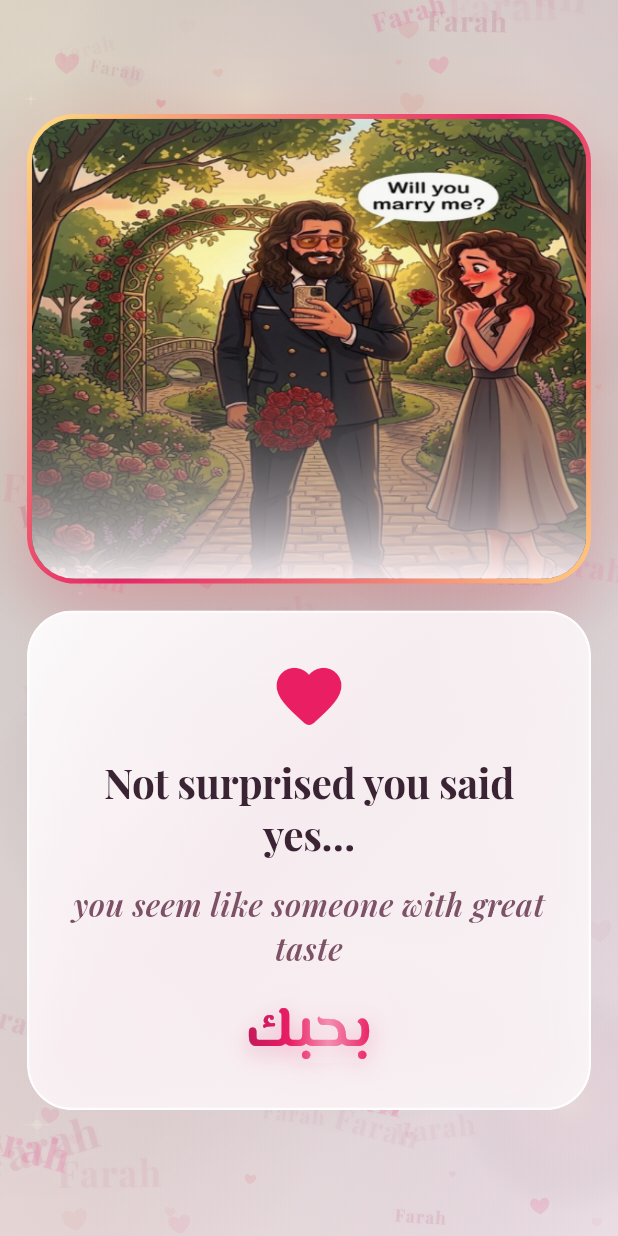
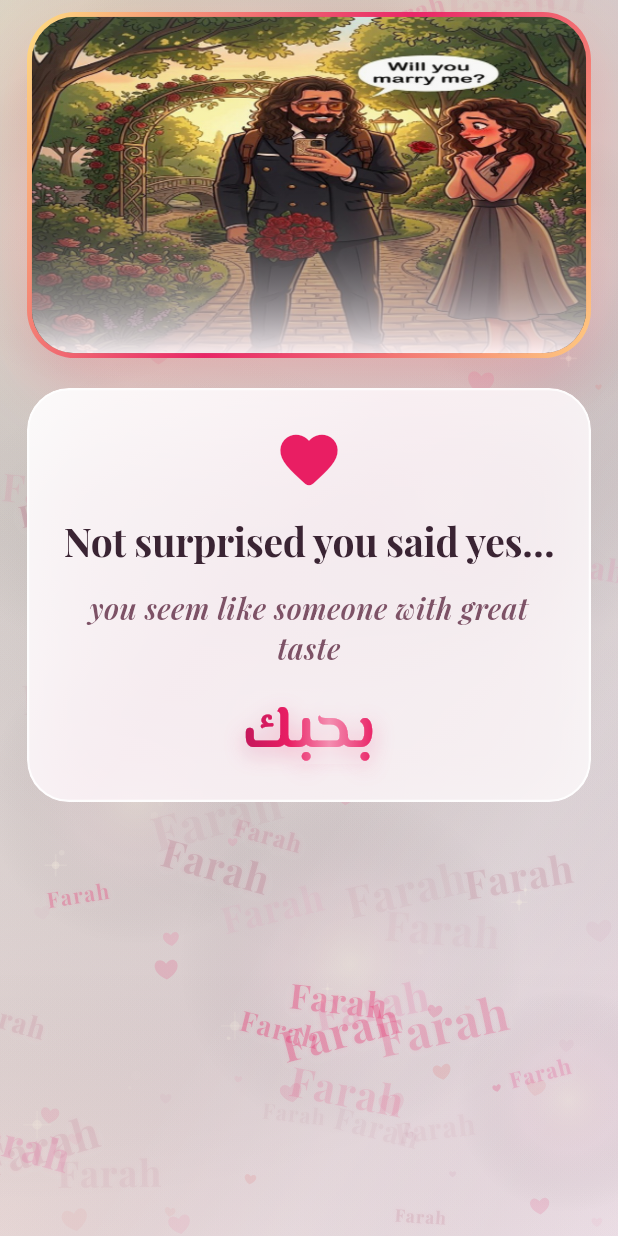
Before and after one commit to mohamedkhedrforblackpyramid/farah, a Flutter app: the screen it shows after launch, on a phone screen of 412 x 824 dp. Run offline on Flutter 3.47's test engine with Material 3 defaults, Android fonts, the phone set to English and light mode, and no system bars; our stand-ins replace google_fonts.

Commit message:
fix(web/mobile): SafeArea, tighter hero, responsive card; viewport meta
- Align scroll content top; reduce hero height fraction on narrow widths
- Compact typography/blur/padding; bouncing scroll physics
- Add viewport meta with viewport-fit=cover for Safari mobile

Co-authored-by: Cursor <cursoragent@cursor.com>

```diff
--- a/lib/main.dart
+++ b/lib/main.dart
@@ -71,15 +71,22 @@ class _ProposalPageState extends State<ProposalPage> with SingleTickerProviderSt
   Widget build(BuildContext context) {
     final size = MediaQuery.sizeOf(context);
     final wide = size.width > 720;
+    final compact = size.width < 380;
 
     final card = ClipRRect(
-      borderRadius: BorderRadius.circular(30),
+      borderRadius: BorderRadius.circular(28),
       child: BackdropFilter(
-        filter: ImageFilter.blur(sigmaX: 18, sigmaY: 18),
+        filter: ImageFilter.blur(
+          sigmaX: wide ? 18 : 14,
+          sigmaY: wide ? 18 : 14,
+        ),
         child: Container(
-          padding: const EdgeInsets.symmetric(horizontal: 26, vertical: 30),
+          padding: EdgeInsets.symmetric(
+            horizontal: wide ? 26 : (compact ? 18 : 22),
+            vertical: wide ? 30 : (compact ? 20 : 24),
+          ),
           decoration: BoxDecoration(
-            borderRadius: BorderRadius.circular(30),
+            borderRadius: BorderRadius.circular(28),
             border: Border.all(
               width: 1.5,
               color: Colors.white.withValues(alpha: 0.88),
@@ -116,33 +123,37 @@ class _ProposalPageState extends State<ProposalPage> with SingleTickerProviderSt
           child: Column(
             mainAxisSize: MainAxisSize.min,
             children: [
-              const Icon(Icons.favorite_rounded, color: Color(0xFFE91E63), size: 52),
-              const SizedBox(height: 14),
+              Icon(
+                Icons.favorite_rounded,
+                color: const Color(0xFFE91E63),
+                size: wide ? 52 : (compact ? 40 : 46),
+              ),
+              SizedBox(height: compact ? 10 : 14),
               Text(
                 'Not surprised you said yes…',
                 textAlign: TextAlign.center,
                 style: GoogleFonts.playfairDisplay(
-                  fontSize: wide ? 34 : 27,
+                  fontSize: wide ? 34 : (compact ? 22 : 26),
                   fontWeight: FontWeight.w700,
                   height: 1.28,
                   letterSpacing: wide ? -0.35 : -0.25,
                   color: const Color(0xFF3A2433),
                 ),
               ),
-              const SizedBox(height: 14),
+              SizedBox(height: compact ? 10 : 14),
               Text(
                 'you seem like someone with great taste',
                 textAlign: TextAlign.center,
                 style: GoogleFonts.playfairDisplay(
-                  fontSize: wide ? 26 : 21,
+                  fontSize: wide ? 26 : (compact ? 17 : 19.5),
                   fontWeight: FontWeight.w600,
-                  height: 1.4,
+                  height: compact ? 1.42 : 1.4,
                   letterSpacing: 0.25,
                   fontStyle: FontStyle.italic,
                   color: const Color(0xFF7D5266),
                 ),
               ),
-              const SizedBox(height: 22),
+              SizedBox(height: compact ? 16 : 22),
               Directionality(
                 textDirection: TextDirection.rtl,
                 child: ShaderMask(
@@ -162,10 +173,10 @@ class _ProposalPageState extends State<ProposalPage> with SingleTickerProviderSt
                     'بحبك',
                     textAlign: TextAlign.center,
                     style: GoogleFonts.elMessiri(
-                      fontSize: wide ? 46 : 38,
+                      fontSize: wide ? 46 : (compact ? 34 : 40),
                       fontWeight: FontWeight.w700,
                       height: 1.05,
-                      letterSpacing: 6,
+                      letterSpacing: compact ? 3 : 6,
                       color: Colors.white,
                       shadows: const [
                         Shadow(
@@ -184,6 +195,8 @@ class _ProposalPageState extends State<ProposalPage> with SingleTickerProviderSt
       ),
     );
 
+    final padH = compact ? 14.0 : (wide ? 22.0 : 18.0);
+
     return Scaffold(
       body: Stack(
         children: [
@@ -197,15 +210,21 @@ class _ProposalPageState extends State<ProposalPage> with SingleTickerProviderSt
               },
             ),
           ),
-          Center(
+          SafeArea(
+            child: Align(
+              alignment: Alignment.topCenter,
               child: ConstrainedBox(
                 constraints: const BoxConstraints(maxWidth: 980),
                 child: Padding(
-                padding: EdgeInsets.fromLTRB(18, wide ? 28 : 12, 18, 20),
+                  padding: EdgeInsets.fromLTRB(
+                    padH,
+                    wide ? 24 : 8,
+                    padH,
+                    wide ? 24 : 16,
+                  ),
                   child: wide
                       ? LayoutBuilder(
                           builder: (context, constraints) {
-                          // IntrinsicHeight + Row + Expanded breaks layout (often empty on web).
                             final heroHeight = math.min(
                               540.0,
                               math.max(300.0, constraints.maxHeight - 48),
@@ -229,17 +248,31 @@ class _ProposalPageState extends State<ProposalPage> with SingleTickerProviderSt
                             );
                           },
                         )
-                    : SingleChildScrollView(
+                      : LayoutBuilder(
+                          builder: (context, constraints) {
+                            final heroH = (size.height * 0.28)
+                                .clamp(176.0, 292.0)
+                                .toDouble();
+                            return SingleChildScrollView(
+                              physics: const BouncingScrollPhysics(
+                                parent: AlwaysScrollableScrollPhysics(),
+                              ),
+                              clipBehavior: Clip.none,
                               child: Column(
                                 mainAxisSize: MainAxisSize.min,
+                                crossAxisAlignment: CrossAxisAlignment.stretch,
                                 children: [
                                   SizedBox(
-                              height: math.min(360.0, size.height * 0.38).clamp(220.0, 400.0).toDouble(),
+                                    height: heroH,
                                     child: _ProposalGardenHero(t: _controller.value),
                                   ),
-                            const SizedBox(height: 18),
+                                  SizedBox(height: compact ? 14 : 20),
                                   card,
+                                  SizedBox(height: compact ? 12 : 20),
                                 ],
+                              ),
+                            );
+                          },
                         ),
                 ),
               ),
```
Also changed, not shown: 1 other file. Lines whose indentation alone changed are shown as unchanged.
